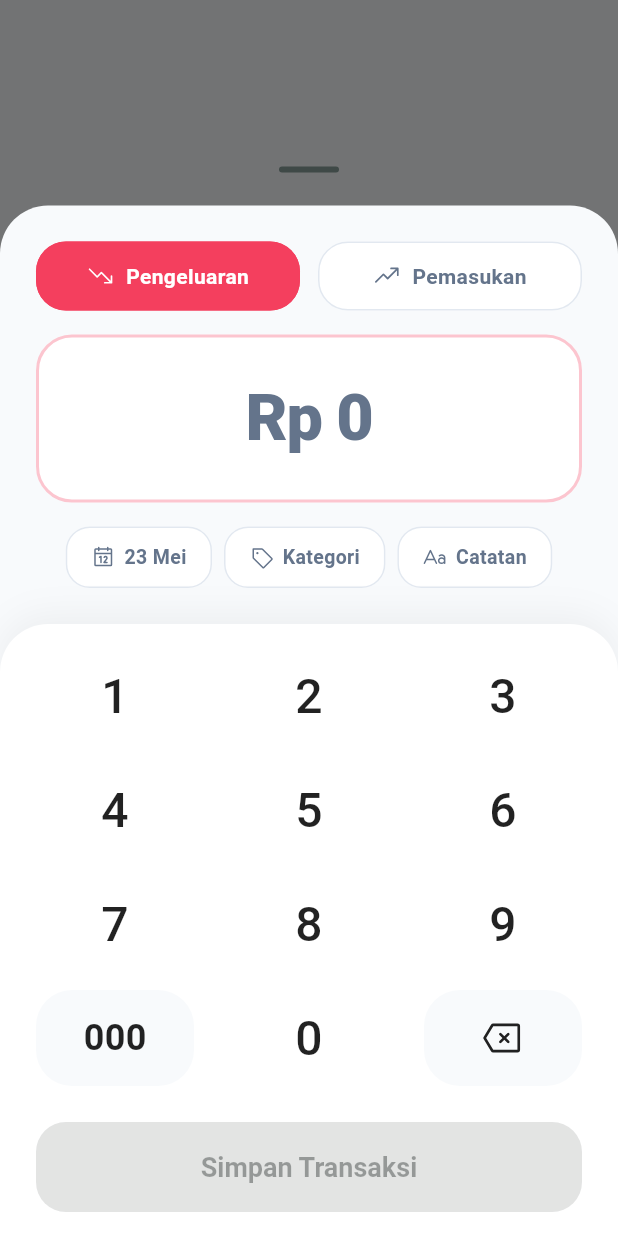
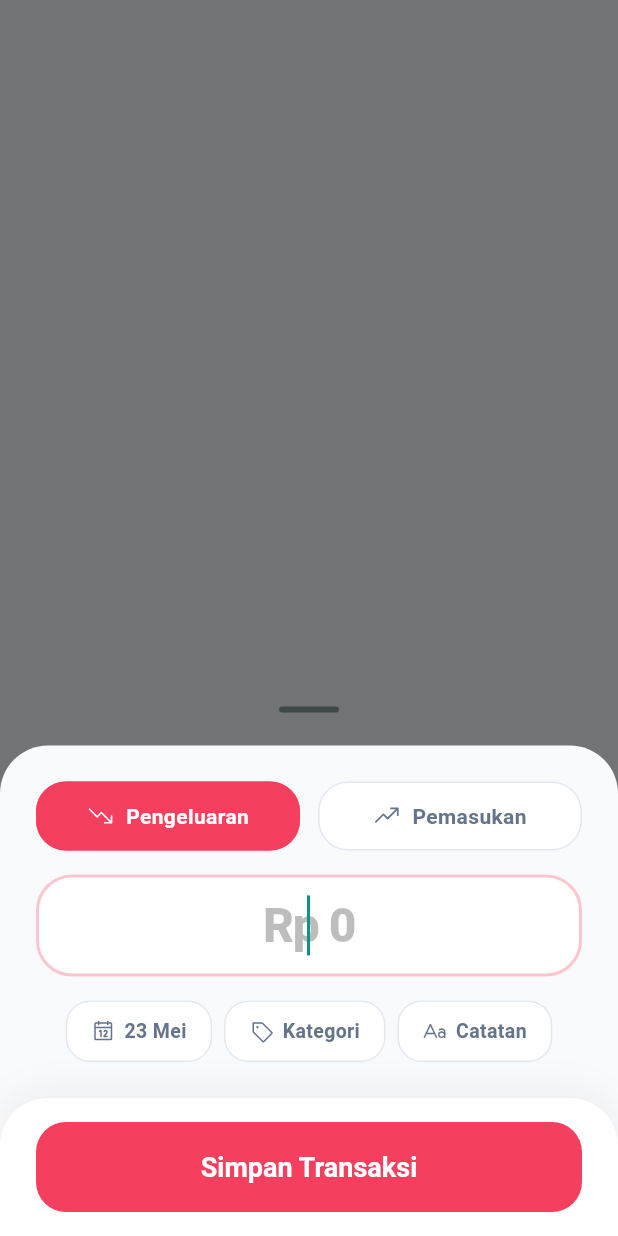
Before and after one commit to haysan10/natasaku, a Flutter app: the MainShell screen opened directly, after a tap on the "add" icon, on a phone screen of 412 x 824 dp. Run offline on Flutter 3.47's test engine with Material 3 defaults, Android fonts, the phone set to English and light mode, and no system bars; drawn by our look-alikes of flutter_animate; our stand-ins replace audioplayers, fl_chart, flutter_local_notifications, flutter_riverpod, go_router, open_filex and 6 more; missing offline and left inert: excel; accounts and stored records are empty.

Commit message:
fix(phase2): transaction entry sheet autofocus and currency formatting

```diff
--- a/natasaku_flutter/lib/shared/widgets/transaction_entry_sheet.dart
+++ b/natasaku_flutter/lib/shared/widgets/transaction_entry_sheet.dart
@@ -73,11 +73,12 @@ class _TransactionEntryContent extends StatefulWidget {
 
 class _TransactionEntryContentState extends State<_TransactionEntryContent> {
   late bool _isExpense;
-  String _amountStr = '';
+  late final TextEditingController _amountController;
   DateTime _date = DateTime.now();
   String? _category;
   String? _note;
   String? _errorMessage;
+  bool _isSaving = false;
 
   @override
   void initState() {
@@ -87,34 +88,24 @@ class _TransactionEntryContentState extends State<_TransactionEntryContent> {
     _category = widget.initialCategory;
     _note = widget.initialNote;
 
+    String initialText = '';
     if (widget.initialAmount != null && widget.initialAmount! > 0) {
-      _amountStr = widget.initialAmount!.toInt().toString();
+      final formatter = NumberFormat.decimalPattern('id');
+      initialText = 'Rp ${formatter.format(widget.initialAmount!.toInt())}';
     }
+    _amountController = TextEditingController(text: initialText);
   }
 
-  void _onNumpadTap(String value) {
-    HapticFeedback.lightImpact();
-    setState(() {
-      _errorMessage = null; // Clear error when typing
-      if (value == 'backspace') {
-        if (_amountStr.isNotEmpty) {
-          _amountStr = _amountStr.substring(0, _amountStr.length - 1);
-        }
-      } else if (value == '000') {
-        if (_amountStr.isNotEmpty && _amountStr.length < 10) {
-          _amountStr += '000';
-        }
-      } else {
-        if (_amountStr.length < 12) {
-          _amountStr += value;
-        }
-      }
-    });
+  @override
+  void dispose() {
+    _amountController.dispose();
+    super.dispose();
   }
 
   double get _parsedAmount {
-    if (_amountStr.isEmpty) return 0;
-    return double.tryParse(_amountStr) ?? 0;
+    final digits = _amountController.text.replaceAll(RegExp(r'[^0-9]'), '');
+    if (digits.isEmpty) return 0;
+    return double.tryParse(digits) ?? 0;
   }
 
   Future<void> _pickDate() async {
@@ -216,26 +207,38 @@ class _TransactionEntryContentState extends State<_TransactionEntryContent> {
   }
 
   void _submit() {
-    if (_parsedAmount <= 0) {
+    if (_isSaving) return;
+    final amount = _parsedAmount;
+    if (amount <= 0) {
       HapticFeedback.heavyImpact();
       setState(() => _errorMessage = 'Nominal harus lebih dari Rp 0!');
       return;
     }
-    if (_parsedAmount > 999999999999) {
+    if (amount > 999999999999) {
       HapticFeedback.heavyImpact();
       setState(() => _errorMessage = 'Nominal terlalu besar!');
       return;
     }
+
+    HapticFeedback.lightImpact();
+    setState(() {
+      _isSaving = true;
+      _errorMessage = null;
+    });
+
+    Future.delayed(const Duration(milliseconds: 400), () {
+      if (!mounted) return;
       Navigator.pop(
         context,
         TransactionDraft(
-        amount: _parsedAmount,
+          amount: amount,
           isExpense: _isExpense,
           date: _date,
-        category: _category ?? 'Lainnya', // Robust fallback category!
+          category: _category ?? 'Lainnya',
           note: _note,
         ),
       );
+    });
   }
 
   @override
@@ -309,30 +312,46 @@ class _TransactionEntryContentState extends State<_TransactionEntryContent> {
               const SizedBox(height: 12),
             ],
 
-            // Display Amount
+            // Display Amount TextField
             Padding(
               padding: const EdgeInsets.symmetric(horizontal: 24),
               child: Container(
                 width: double.infinity,
-                padding: const EdgeInsets.symmetric(vertical: 24, horizontal: 16),
+                padding: const EdgeInsets.symmetric(vertical: 8, horizontal: 16),
                 decoration: BoxDecoration(
                   color: isDark ? AppColors.surfaceVariantDark : Colors.white,
                   borderRadius: BorderRadius.circular(24),
                   border: Border.all(color: activeColor.withValues(alpha: 0.3), width: 2),
                 ),
-                child: Column(
-                  children: [
-                    Text(
-                      _amountStr.isEmpty ? 'Rp 0' : CurrencyService.formatRupiah(_parsedAmount),
+                child: TextField(
+                  controller: _amountController,
+                  autofocus: true,
+                  keyboardType: TextInputType.number,
+                  inputFormatters: [
+                    FilteringTextInputFormatter.digitsOnly,
+                    RupiahInputFormatter(),
+                  ],
+                  textAlign: TextAlign.center,
                   style: Theme.of(context).textTheme.headlineLarge?.copyWith(
-                        fontSize: _amountStr.length > 8 ? 32 : 48,
-                        color: _amountStr.isEmpty ? AppColors.textSecondaryLight : activeColor,
+                    fontSize: 32,
+                    color: activeColor,
                     fontWeight: FontWeight.w900,
                   ),
-                      textAlign: TextAlign.center,
-                      maxLines: 1,
-                    ).animate(target: _amountStr.isNotEmpty ? 1 : 0).scale(duration: 100.ms, begin: const Offset(0.9, 0.9)),
-                  ],
+                  decoration: InputDecoration(
+                    hintText: 'Rp 0',
+                    hintStyle: TextStyle(
+                      color: isDark ? Colors.white24 : Colors.black26,
+                    ),
+                    border: InputBorder.none,
+                    enabledBorder: InputBorder.none,
+                    focusedBorder: InputBorder.none,
+                    contentPadding: EdgeInsets.zero,
+                  ),
+                  onChanged: (val) {
+                    setState(() {
+                      _errorMessage = null;
+                    });
+                  },
                 ),
               ),
             ),
@@ -372,7 +391,7 @@ class _TransactionEntryContentState extends State<_TransactionEntryContent> {
 
             const SizedBox(height: 16),
 
-            // Numpad
+            // Save Button Panel (replacing custom numpad)
             Container(
               padding: const EdgeInsets.symmetric(horizontal: 24, vertical: 16),
               decoration: BoxDecoration(
@@ -386,50 +405,7 @@ class _TransactionEntryContentState extends State<_TransactionEntryContent> {
                   )
                 ]
               ),
-              child: Column(
-                children: [
-                  Row(
-                    mainAxisAlignment: MainAxisAlignment.spaceBetween,
-                    children: [
-                      _NumpadBtn('1', onTap: () => _onNumpadTap('1')),
-                      _NumpadBtn('2', onTap: () => _onNumpadTap('2')),
-                      _NumpadBtn('3', onTap: () => _onNumpadTap('3')),
-                    ],
-                  ),
-                  const SizedBox(height: 12),
-                  Row(
-                    mainAxisAlignment: MainAxisAlignment.spaceBetween,
-                    children: [
-                      _NumpadBtn('4', onTap: () => _onNumpadTap('4')),
-                      _NumpadBtn('5', onTap: () => _onNumpadTap('5')),
-                      _NumpadBtn('6', onTap: () => _onNumpadTap('6')),
-                    ],
-                  ),
-                  const SizedBox(height: 12),
-                  Row(
-                    mainAxisAlignment: MainAxisAlignment.spaceBetween,
-                    children: [
-                      _NumpadBtn('7', onTap: () => _onNumpadTap('7')),
-                      _NumpadBtn('8', onTap: () => _onNumpadTap('8')),
-                      _NumpadBtn('9', onTap: () => _onNumpadTap('9')),
-                    ],
-                  ),
-                  const SizedBox(height: 12),
-                  Row(
-                    mainAxisAlignment: MainAxisAlignment.spaceBetween,
-                    children: [
-                      _NumpadBtn('000', onTap: () => _onNumpadTap('000'), isSpecial: true),
-                      _NumpadBtn('0', onTap: () => _onNumpadTap('0')),
-                      _NumpadBtn(
-                        '<',
-                        onTap: () => _onNumpadTap('backspace'),
-                        isSpecial: true,
-                        icon: PhosphorIconsRegular.backspace,
-                      ),
-                    ],
-                  ),
-                  const SizedBox(height: 24),
-                  SizedBox(
+              child: SizedBox(
                 width: double.infinity,
                 height: 60,
                 child: FilledButton(
@@ -437,14 +413,25 @@ class _TransactionEntryContentState extends State<_TransactionEntryContent> {
                     backgroundColor: activeColor,
                     shape: RoundedRectangleBorder(borderRadius: BorderRadius.circular(20)),
                   ),
-                      onPressed: _parsedAmount <= 0 ? null : _submit,
-                      child: const Text(
+                  onPressed: _isSaving ? null : _submit,
+                  child: AnimatedSwitcher(
+                    duration: const Duration(milliseconds: 200),
+                    child: _isSaving
+                        ? const SizedBox(
+                            width: 24,
+                            height: 24,
+                            child: CircularProgressIndicator(
+                              strokeWidth: 2,
+                              valueColor: AlwaysStoppedAnimation<Color>(Colors.white),
+                            ),
+                          )
+                        : const Text(
                             'Simpan Transaksi',
-                        style: TextStyle(fontSize: 18, fontWeight: FontWeight.bold),
+                            key: ValueKey('save_text'),
+                            style: TextStyle(fontSize: 18, fontWeight: FontWeight.bold, color: Colors.white),
                           ),
                   ),
                 ),
-                ],
               ),
             ),
           ],
@@ -546,43 +533,27 @@ class _MetaChip extends StatelessWidget {
   }
 }
 
-class _NumpadBtn extends StatelessWidget {
-  final String label;
-  final VoidCallback onTap;
-  final bool isSpecial;
-  final IconData? icon;
+class RupiahInputFormatter extends TextInputFormatter {
+  @override
+  TextEditingValue formatEditUpdate(TextEditingValue oldValue, TextEditingValue newValue) {
+    if (newValue.text.isEmpty) {
+      return newValue.copyWith(text: '');
+    }
+    final digits = newValue.text.replaceAll(RegExp(r'[^0-9]'), '');
+    if (digits.isEmpty) {
+      return newValue.copyWith(
+        text: '',
+        selection: const TextSelection.collapsed(offset: 0),
+      );
+    }
 
-  const _NumpadBtn(this.label, {required this.onTap, this.isSpecial = false, this.icon});
+    final value = int.tryParse(digits) ?? 0;
+    final formatter = NumberFormat.decimalPattern('id');
+    final formatted = 'Rp ${formatter.format(value)}';
 
-  @override
-  Widget build(BuildContext context) {
-    final isDark = Theme.of(context).brightness == Brightness.dark;
-
-    return Material(
-      color: isSpecial ? (isDark ? AppColors.surfaceVariantDark : AppColors.backgroundLight) : Colors.transparent,
-      borderRadius: BorderRadius.circular(24),
-      child: InkWell(
-        onTap: onTap,
-        borderRadius: BorderRadius.circular(24),
-        child: Container(
-          width: MediaQuery.of(context).size.width / 3 - 32,
-          height: 64,
-          alignment: Alignment.center,
-          decoration: isSpecial ? null : BoxDecoration(
-            borderRadius: BorderRadius.circular(24),
-          ),
-          child: icon != null
-              ? PhosphorIcon(icon!, size: 28, color: isDark ? Colors.white : Colors.black87)
-              : Text(
-                  label,
-                  style: TextStyle(
-                    fontSize: isSpecial ? 24 : 32,
-                    fontWeight: isSpecial ? FontWeight.w600 : FontWeight.w500,
-                    color: isDark ? Colors.white : Colors.black87,
-                  ),
-                ),
-        ),
-      ),
+    return newValue.copyWith(
+      text: formatted,
+      selection: TextSelection.collapsed(offset: formatted.length),
     );
   }
 }
```
Lines whose indentation alone changed are shown as unchanged.
